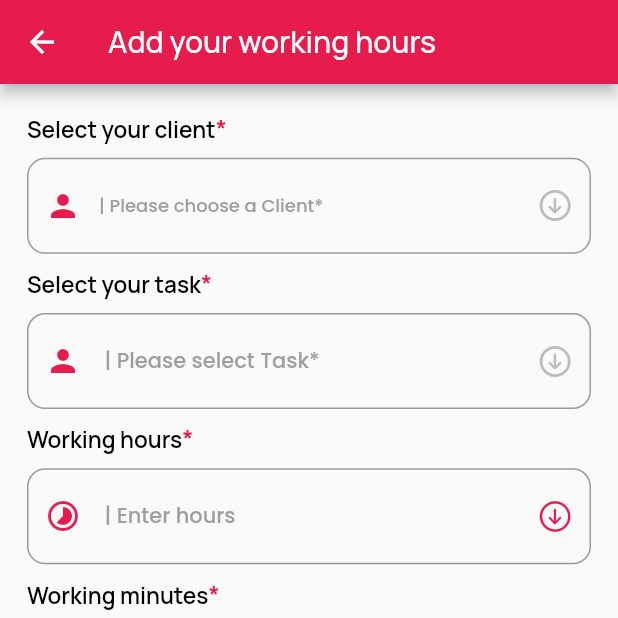
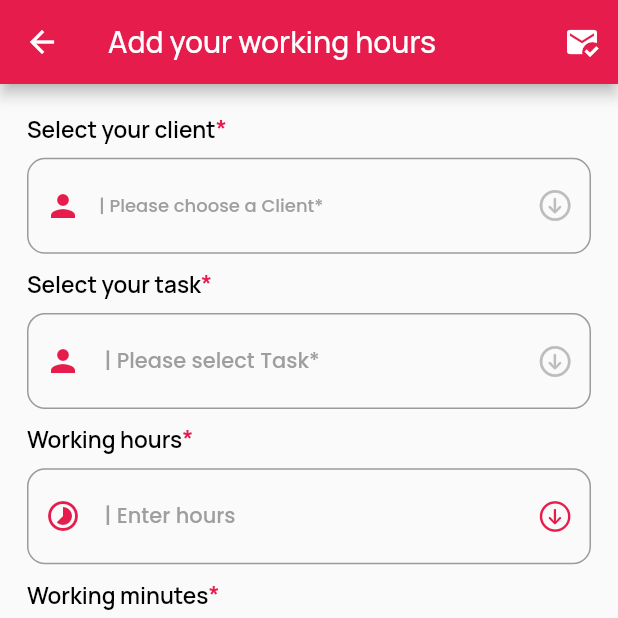
Before and after one commit to devsecare/EcareSystem, a Flutter app: the HomeEmp screen opened directly, after a tap on "SAVE", on a phone screen of 412 x 824 dp, the top half of it. Run offline on Flutter 3.47's test engine with Material 2 defaults, Android fonts, the light colour scheme and no system bars; our stand-ins replace cloud_firestore, firebase_auth, firebase_core, get, google_fonts, sizer; missing offline and left inert: flutter_email_sender; accounts and stored records are empty.

Commit message:
changes with email final changes done

```diff
--- a/lib/screens/home_emp1.dart
+++ b/lib/screens/home_emp1.dart
@@ -55,6 +55,30 @@ class _HomeEmpState extends State<HomeEmp> {
     setState(() {});
   }
 
+  _triggerEmail() async {
+    var dd = await DataBase("").getDailyTaskforEmail(name);
+
+    List<EmailData> data = [];
+    for (var element in dd.docs) {
+      data.add(EmailData(
+        hours: element.get("Hours"),
+        min: element.get("minutes"),
+        taskname: element.get("Taskname"),
+      ));
+    }
+    var fi = data
+        .map((e) =>
+            '''${e.taskname.toString()} :- ${e.hours.toString()}:${e.min.toString()}\n''')
+        .join(" ");
+    final Email email = Email(
+      body: fi.toString(),
+      subject: '$name - Daily Task - ${dd.docs.first.get("Date")}',
+      recipients: ['meet.ecareinfoway@gmail.com'],
+      isHTML: false,
+    );
+    await FlutterEmailSender.send(email);
+  }
+
   @override
   Widget build(BuildContext context) {
     return Scaffold(
@@ -64,6 +88,12 @@ class _HomeEmpState extends State<HomeEmp> {
           "Add your working hours",
           style: GoogleFonts.manrope(),
         ),
+        actions: [
+          IconButton(
+            onPressed: _triggerEmail,
+            icon: const Icon(Icons.mark_email_read),
+          ),
+        ],
       ),
       body: _loading
           ? const Center(
@@ -401,45 +431,6 @@ class _HomeEmpState extends State<HomeEmp> {
                           //     backgroundColor: Colors.black,
                           //     colorText: Colors.white);
                           // _comments.clear();
-
-                          var dd = await DataBase("")
-                              .getDailyTaskforEmail("Jayveersinh");
-                          print(dd.docs.length);
-                          // // print(dd.docs.forEach((element) {
-
-                          // // }));
-                          List<EmailData> data = [];
-                          for (var element in dd.docs) {
-                            data.add(EmailData(
-                              hours: element.get("Hours"),
-                              min: element.get("minutes"),
-                              taskname: element.get("Taskname"),
-                            ));
-                          }
-                          // List<String> sd = [];
-                          // for (var i = 0; i < data.length; i++) {
-                          //   sd.add(data[i].taskname);
-                          // }
-                          // print(sd);
-                          // var ff = sd.join(" ");
-                          // print(ff);
-
-                          var fi = data
-                              .map((e) =>
-                                  '''${e.taskname.toString()} :- ${e.hours.toString()}:${e.min.toString()}\n''')
-                              .join(" ");
-
-                          print(fi);
-
-                          final Email email = Email(
-                            body: fi.toString(),
-                            subject:
-                                'jayveersinh - Daily Task - ${dd.docs.first.get("Date")}',
-                            recipients: ['meet.ecareinfoway@gmail.com'],
-                            isHTML: false,
-                          );
-
-                          await FlutterEmailSender.send(email);
                         },
                         icon: const Icon(Icons.arrow_forward_ios),
                         label: const Text("SAVE"),
```
